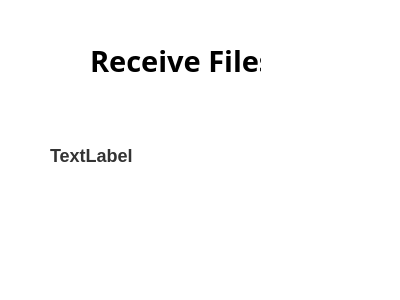
Old version of the form linpop/linpop_client/receivefile.ui in the repository AAAntiQuarkkk/linpop.
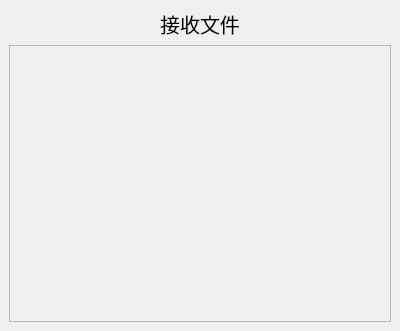
New version of the form.

Patch:
```diff
--- a/linpop/linpop_client/receivefile.ui
+++ b/linpop/linpop_client/receivefile.ui
@@ -1,62 +1,71 @@
 <?xml version="1.0" encoding="UTF-8"?>
 <ui version="4.0">
- <class>receivefile</class>
- <widget class="QWidget" name="receivefile">
+ <class>ReceiveFile</class>
+ <widget class="QMainWindow" name="ReceiveFile">
   <property name="geometry">
    <rect>
     <x>0</x>
     <y>0</y>
     <width>400</width>
-    <height>300</height>
+    <height>331</height>
    </rect>
   </property>
   <property name="windowTitle">
    <string>Form</string>
   </property>
-  <property name="styleSheet">
-   <string notr="true">background-color: rgb(255, 255, 255);</string>
-  </property>
+  <widget class="QWidget" name="centralwidget">
+   <layout class="QVBoxLayout" name="verticalLayout">
+    <item>
   <widget class="QLabel" name="label">
-   <property name="geometry">
-    <rect>
-     <x>90</x>
-     <y>40</y>
-     <width>171</width>
-     <height>41</height>
-    </rect>
-   </property>
    <property name="font">
     <font>
-     <family>Sawasdee</family>
-     <pointsize>22</pointsize>
-     <weight>75</weight>
-     <bold>true</bold>
+        <pointsize>15</pointsize>
     </font>
    </property>
    <property name="text">
-    <string>Receive Files</string>
-   </property>
-  </widget>
-  <widget class="QLabel" name="label_2">
+       <string>接收文件</string>
+      </property>
+      <property name="alignment">
+       <set>Qt::AlignCenter</set>
+      </property>
+     </widget>
+    </item>
+    <item>
+     <widget class="QScrollArea" name="scrollArea">
+      <property name="widgetResizable">
+       <bool>true</bool>
+      </property>
+      <widget class="QWidget" name="scrollAreaWidgetContents">
    <property name="geometry">
     <rect>
-     <x>50</x>
-     <y>140</y>
-     <width>291</width>
-     <height>31</height>
-    </rect>
-   </property>
-   <property name="styleSheet">
-    <string notr="true">font-family: Arial, sans-serif;
-font-size: 18px;
-font-weight: bold;
-color: #333;
-background-color: #fff;
-text-align: center;</string>
-   </property>
-   <property name="text">
-    <string>TextLabel</string>
-   </property>
+         <x>0</x>
+         <y>0</y>
+         <width>380</width>
+         <height>276</height>
+        </rect>
+       </property>
+       <layout class="QVBoxLayout" name="verticalLayout_3">
+        <item>
+         <layout class="QVBoxLayout" name="verticalLayout_2"/>
+        </item>
+        <item>
+         <spacer name="verticalSpacer">
+          <property name="orientation">
+           <enum>Qt::Vertical</enum>
+          </property>
+          <property name="sizeHint" stdset="0">
+           <size>
+            <width>20</width>
+            <height>299</height>
+           </size>
+          </property>
+         </spacer>
+        </item>
+       </layout>
+      </widget>
+     </widget>
+    </item>
+   </layout>
   </widget>
  </widget>
  <resources/>
```
Left out of the diff: 2 changed lines with no effect on the pictures. Lines whose indentation alone changed are shown as unchanged.
